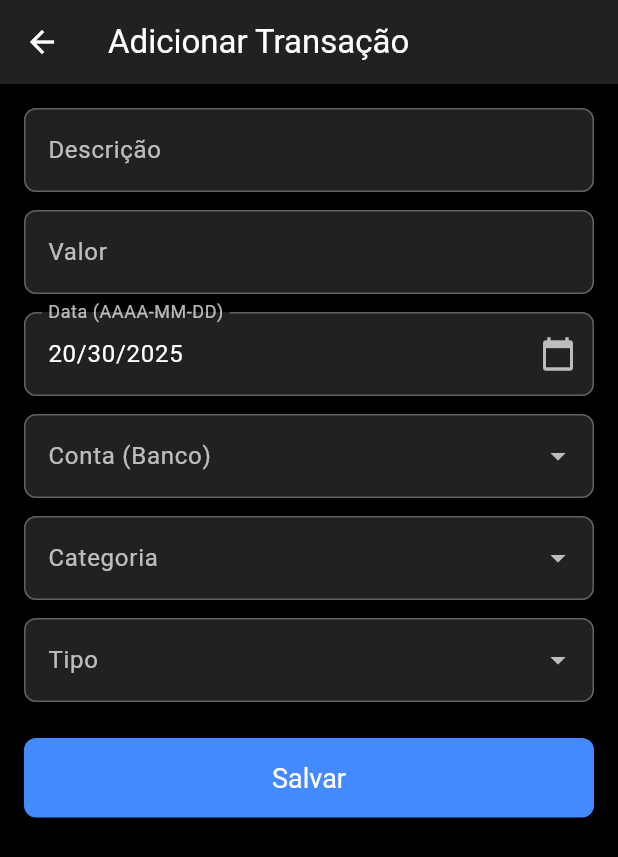
After one commit to FelipeFPicasso/CCC_LabEngSoft_Felipe_Nicolas_FrontAppGerenciamentoFinanceiro, a Flutter app: the TransacaoPage screen opened directly, after a tap on the "add" icon, on a phone screen of 412 x 824 dp. The commit adds this screen. Shown: the top 857 px of the screen. Run offline on Flutter 3.47's test engine with Material 3 defaults, Android fonts, the phone set to English and light mode, and no system bars; our stand-ins replace jwt_decoder, shared_preferences; accounts and stored records are empty; network calls fail.

Commit message:
commit_insercao_pagina_transacao_e_adicionar_transacao
Comitando a insercao das paginas de transacao e adicionar trancacao onde a pagina transacao lista todas as transacoes feitas pelo usuario logado e a pagina adicionar transacado ira ter todos os campos para preencher e adicionar uma nova transacao.

```diff
--- a/lib/main.dart
+++ b/lib/main.dart
@@ -1,4 +1,5 @@
 import 'package:flutter/material.dart';
+import 'package:untitled/pages/adicionar_transacao_page.dart';
 import 'pages/cadastro_page.dart';
 import 'pages/login_page.dart';
 import 'pages/recuperar_senha_page.dart';
@@ -21,6 +22,7 @@ class MyApp extends StatelessWidget {
         '/recuperar-senha': (context) => RecuperarSenhaPage(),
         '/cartoes': (context) => CartaoPage(),
         '/contas': (context) => ContasPage(),
+        '/adicionar_transacao': (context) => AdicionarTransacaoPage(),
       },
     );
   }
--- /dev/null
+++ b/lib/pages/adicionar_transacao_page.dart
@@ -0,0 +1,340 @@
+import 'package:flutter/material.dart';
+import 'package:intl/intl.dart';
+import 'package:http/http.dart' as http;
+import 'package:untitled/services/auth_services.dart';
+import 'dart:convert';
+
+class AdicionarTransacaoPage extends StatefulWidget {
+  @override
+  _AdicionarTransacaoPageState createState() => _AdicionarTransacaoPageState();
+}
+
+class _AdicionarTransacaoPageState extends State<AdicionarTransacaoPage> {
+  final _formKey = GlobalKey<FormState>();
+
+  final TextEditingController _descricaoController = TextEditingController();
+  final TextEditingController _valorController = TextEditingController();
+  final TextEditingController _dataController = TextEditingController();
+
+  String? _selectedBanco;
+  int? _selectedCategoriaId;
+  int? _selectedTipoId;
+
+  List<String> bancos = [];
+  List<Map<String, dynamic>> categorias = [];
+  List<Map<String, dynamic>> tipos = [];
+
+  @override
+  void initState() {
+    super.initState();
+    _dataController.text = DateFormat('dd/mm/yyyy').format(DateTime.now());
+    _fetchBancos();
+    _fetchCategorias();
+    _fetchTipos();
+  }
+
+  Future<void> _fetchBancos() async {
+    try {
+      final token = await AuthService.obterToken();
+
+      final response = await http.get(
+        Uri.parse('http://localhost:8000/contas/usuario'),
+        headers: {
+          'Authorization': '$token',
+          'Content-Type': 'application/json',
+        },
+      );
+
+      if (response.statusCode == 200) {
+        final List<dynamic> lista = jsonDecode(response.body)['contas'];
+        setState(() {
+          bancos = lista.map((e) => e['nome_banco'] as String).toList();
+          if (bancos.isNotEmpty) _selectedBanco = bancos[0];
+        });
+      } else {
+        print('Erro ao buscar contas: ${response.statusCode}');
+      }
+    } catch (e) {
+      print('Erro ao buscar contas: $e');
+    }
+  }
+
+  Future<void> _fetchCategorias() async {
+    try {
+      final token = await AuthService.obterToken();
+
+      final response = await http.get(
+        Uri.parse('http://localhost:8000/categorias-transacao'),
+        headers: {
+          'Authorization': '$token',
+          'Content-Type': 'application/json',
+        },
+      );
+
+      if (response.statusCode == 200) {
+        final List<dynamic> lista = jsonDecode(response.body);
+        setState(() {
+          categorias = lista
+              .map((e) => {'id': e['id'] as int, 'nome': e['nome'] as String})
+              .toList();
+
+          if (categorias.isNotEmpty) _selectedCategoriaId = categorias[0]['id'];
+        });
+      } else {
+        print('Erro ao buscar categorias: ${response.statusCode}');
+      }
+    } catch (e) {
+      print('Erro ao buscar categorias: $e');
+    }
+  }
+
+  Future<void> _fetchTipos() async {
+    try {
+      final token = await AuthService.obterToken();
+
+      final response = await http.get(
+        Uri.parse('http://localhost:8000/tipos-transacao'),
+        headers: {
+          'Authorization': '$token',
+          'Content-Type': 'application/json',
+        },
+      );
+
+      if (response.statusCode == 200) {
+        final List<dynamic> lista = jsonDecode(response.body);
+        setState(() {
+          tipos = lista
+              .map((e) => {'id': e['id'] as int, 'nome': e['nome'] as String})
+              .toList();
+
+          if (tipos.isNotEmpty) _selectedTipoId = tipos[0]['id'];
+        });
+      } else {
+        print('Erro ao buscar tipos: ${response.statusCode}');
+      }
+    } catch (e) {
+      print('Erro ao buscar tipos: $e');
+    }
+  }
+
+  Future<void> _submit() async {
+    if (!_formKey.currentState!.validate()) return;
+
+    try {
+      final token = await AuthService.obterToken();
+
+      final data = {
+        'descricao': _descricaoController.text.trim(),
+        'valor': double.tryParse(_valorController.text.trim()),
+        'data': _dataController.text.trim(),
+        'nome_banco': _selectedBanco,
+        'nome_categoria':
+        categorias.firstWhere((c) => c['id'] == _selectedCategoriaId)['nome'],
+        'nome_tipo': tipos.firstWhere((t) => t['id'] == _selectedTipoId)['nome'],
+      };
+
+      final response = await http.post(
+        Uri.parse('http://localhost:8000/transacao'),
+        headers: {
+          'Content-Type': 'application/json',
+          'Authorization': '$token',
+        },
+        body: jsonEncode(data),
+      );
+
+      if (response.statusCode == 201) {
+        ScaffoldMessenger.of(context).showSnackBar(
+          SnackBar(content: Text('Transação criada com sucesso!')),
+        );
+        Navigator.pop(context);
+      } else {
+        final body = jsonDecode(response.body);
+        final errorMsg = body['erro'] ?? 'Erro desconhecido';
+        ScaffoldMessenger.of(context).showSnackBar(
+          SnackBar(content: Text('Erro: $errorMsg')),
+        );
+      }
+    } catch (e) {
+      ScaffoldMessenger.of(context).showSnackBar(
+        SnackBar(content: Text('Erro de rede ou servidor: $e')),
+      );
+    }
+  }
+
+  @override
+  Widget build(BuildContext context) {
+    final inputDecoration = InputDecoration(
+      filled: true,
+      fillColor: Colors.grey[900],
+      labelStyle: TextStyle(color: Colors.white70),
+      border: OutlineInputBorder(borderRadius: BorderRadius.circular(8)),
+      enabledBorder: OutlineInputBorder(
+          borderSide: BorderSide(color: Colors.grey.shade700, width: 1),
+          borderRadius: BorderRadius.circular(8)),
+      focusedBorder: OutlineInputBorder(
+          borderSide: BorderSide(color: Colors.blueAccent, width: 2),
+          borderRadius: BorderRadius.circular(8)),
+      errorBorder: OutlineInputBorder(
+          borderSide: BorderSide(color: Colors.red.shade700, width: 2),
+          borderRadius: BorderRadius.circular(8)),
+      focusedErrorBorder: OutlineInputBorder(
+          borderSide: BorderSide(color: Colors.redAccent, width: 2),
+          borderRadius: BorderRadius.circular(8)),
+    );
+
+    return Scaffold(
+      backgroundColor: Colors.black,
+      appBar: AppBar(
+        backgroundColor: Colors.grey[900],
+        leading: IconButton(
+          icon: Icon(Icons.arrow_back, color: Colors.white),
+          onPressed: () {
+            Navigator.pop(context);
+          },
+        ),
+        title: Text(
+          'Adicionar Transação',
+          style: TextStyle(color: Colors.white),
+        ),
+      ),
+      body: Padding(
+        padding: EdgeInsets.all(16),
+        child: Form(
+          key: _formKey,
+          child: ListView(
+            children: [
+              TextFormField(
+                controller: _descricaoController,
+                decoration: inputDecoration.copyWith(labelText: 'Descrição'),
+                style: TextStyle(color: Colors.white),
+                validator: (value) =>
+                value == null || value.trim().isEmpty
+                    ? 'Informe a descrição'
+                    : null,
+              ),
+              SizedBox(height: 12),
+              TextFormField(
+                controller: _valorController,
+                keyboardType:
+                TextInputType.numberWithOptions(decimal: true),
+                decoration: inputDecoration.copyWith(labelText: 'Valor'),
+                style: TextStyle(color: Colors.white),
+                validator: (value) {
+                  if (value == null || value.trim().isEmpty) {
+                    return 'Informe o valor';
+                  }
+                  if (double.tryParse(value.trim()) == null) {
+                    return 'Valor inválido';
+                  }
+                  return null;
+                },
+              ),
+              SizedBox(height: 12),
+              TextFormField(
+                controller: _dataController,
+                decoration: inputDecoration.copyWith(
+                  labelText: 'Data (AAAA-MM-DD)',
+                  suffixIcon: IconButton(
+                    icon: Icon(Icons.calendar_today, color: Colors.white70),
+                    onPressed: () async {
+                      DateTime? picked = await showDatePicker(
+                        context: context,
+                        initialDate:
+                        DateTime.tryParse(_dataController.text) ??
+                            DateTime.now(),
+                        firstDate: DateTime(2000),
+                        lastDate: DateTime(2100),
+                        builder: (context, child) {
+                          return Theme(
+                            data: ThemeData.dark().copyWith(
+                              colorScheme: ColorScheme.dark(
+                                primary: Colors.blueAccent,
+                                onPrimary: Colors.white,
+                                surface: Colors.grey[900]!,
+                                onSurface: Colors.white70,
+                              ),
+                              dialogBackgroundColor: Colors.grey[850],
+                            ),
+                            child: child!,
+                          );
+                        },
+                      );
+                      if (picked != null) {
+                        _dataController.text =
+                            DateFormat('yyyy-MM-dd').format(picked);
+                      }
+                    },
+                  ),
+                ),
+                style: TextStyle(color: Colors.white),
+                validator: (value) =>
+                value == null || value.isEmpty ? 'Informe a data' : null,
+              ),
+              SizedBox(height: 12),
+              DropdownButtonFormField<String>(
+                value: _selectedBanco,
+                decoration: inputDecoration.copyWith(labelText: 'Conta (Banco)'),
+                dropdownColor: Colors.grey[900],
+                style: TextStyle(color: Colors.white),
+                items: bancos
+                    .map((banco) => DropdownMenuItem(
+                  value: banco,
+                  child: Text(banco),
+                ))
+                    .toList(),
+                onChanged: (val) => setState(() => _selectedBanco = val),
+                validator: (value) =>
+                value == null ? 'Selecione uma conta' : null,
+              ),
+              SizedBox(height: 12),
+              DropdownButtonFormField<int>(
+                value: _selectedCategoriaId,
+                decoration: inputDecoration.copyWith(labelText: 'Categoria'),
+                dropdownColor: Colors.grey[900],
+                style: TextStyle(color: Colors.white),
+                items: categorias
+                    .map((cat) => DropdownMenuItem(
+                  value: cat['id'] as int,
+                  child: Text(cat['nome'] as String),
+                ))
+                    .toList(),
+                onChanged: (val) => setState(() => _selectedCategoriaId = val),
+                validator: (value) =>
+                value == null ? 'Selecione uma categoria' : null,
+              ),
+              SizedBox(height: 12),
+              DropdownButtonFormField<int>(
+                value: _selectedTipoId,
+                decoration: inputDecoration.copyWith(labelText: 'Tipo'),
+                dropdownColor: Colors.grey[900],
+                style: TextStyle(color: Colors.white),
+                items: tipos
+                    .map((tipo) => DropdownMenuItem(
+                  value: tipo['id'] as int,
+                  child: Text(tipo['nome'] as String),
+                ))
+                    .toList(),
+                onChanged: (val) => setState(() => _selectedTipoId = val),
+                validator: (value) => value == null ? 'Selecione um tipo' : null,
+              ),
+              SizedBox(height: 24),
+              ElevatedButton(
+                onPressed: _submit,
+                style: ElevatedButton.styleFrom(
+                  backgroundColor: Colors.blueAccent,
+                  foregroundColor: Colors.white, // texto branco
+                  padding: EdgeInsets.symmetric(vertical: 16),
+                  shape: RoundedRectangleBorder(
+                    borderRadius: BorderRadius.circular(8),
+                  ),
+                  textStyle: TextStyle(fontSize: 18),
+                ),
+                child: Text('Salvar'),
+              ),
+            ],
+          ),
+        ),
+      ),
+    );
+  }
+}
--- /dev/null
+++ b/lib/pages/transacao_page.dart
@@ -0,0 +1,146 @@
+import 'dart:convert';
+import 'package:flutter/material.dart';
+import 'package:untitled/pages/adicionar_transacao_page.dart';
+import '../services/auth_services.dart';
+import 'package:http/http.dart' as http;
+
+class TransacaoPage extends StatefulWidget {
+  static const String baseUrl = 'http://localhost:8000';
+  @override
+  _TransacaoPageState createState() => _TransacaoPageState();
+}
+
+class _TransacaoPageState extends State<TransacaoPage> {
+  bool _loading = true;
+  List<dynamic> _transacoes = [];
+  String? _erro;
+
+  @override
+  void initState() {
+    super.initState();
+    _carregarTransacoes();
+  }
+
+  Future<void> _carregarTransacoes() async {
+    setState(() {
+      _loading = true;
+      _erro = null;
+    });
+
+    try {
+      final token = await AuthService.obterToken();
+      if (token == null) {
+        setState(() {
+          _erro = 'Usuário não autenticado.';
+          _loading = false;
+        });
+        return;
+      }
+
+      final response = await http.get(
+        Uri.parse('http://localhost:8000/transacao/usuario'),
+        headers: {
+          'Authorization': '$token',
+          'Content-Type': 'application/json',
+        },
+      );
+
+      if (response.statusCode == 200) {
+        final jsonResponse = jsonDecode(response.body);
+        setState(() {
+          _transacoes = jsonResponse['transacoes'];
+          _loading = false;
+        });
+      } else if (response.statusCode == 404) {
+        setState(() {
+          _transacoes = [];
+          _loading = false;
+        });
+      } else if (response.statusCode == 401) {
+        setState(() {
+          _erro = 'Sessão expirada. Faça login novamente.';
+          _loading = false;
+        });
+      } else {
+        setState(() {
+          _erro = 'Erro ao carregar transações: ${response.body}';
+          _loading = false;
+        });
+      }
+    } catch (e) {
+      setState(() {
+        _erro = 'Erro ao conectar ao servidor: $e';
+        _loading = false;
+      });
+    }
+  }
+
+  Widget _buildLista() {
+    if (_transacoes.isEmpty) {
+      return Center(
+          child: Text(
+            'Nenhuma transação encontrada.',
+            style: TextStyle(color: Colors.white70),
+          ));
+    }
+    return ListView.separated(
+      itemCount: _transacoes.length,
+      separatorBuilder: (_, __) => Divider(color: Colors.grey[700]),
+      itemBuilder: (context, index) {
+        final transacao = _transacoes[index];
+        return ListTile(
+          title: Text(
+            transacao['descricao'] ?? 'Sem descrição',
+            style: TextStyle(color: Colors.white),
+          ),
+          subtitle: Text(
+            'Valor: R\$ ${transacao['valor'].toString()}',
+            style: TextStyle(color: Colors.white70),
+          ),
+          trailing: Text(
+            transacao['data'] ?? '',
+            style: TextStyle(color: Colors.white54),
+          ),
+        );
+      },
+    );
+  }
+
+  @override
+  Widget build(BuildContext context) {
+    return Scaffold(
+      backgroundColor: Colors.black, // fundo preto
+      appBar: AppBar(
+        backgroundColor: Colors.grey[900], // cinza escuro
+        title: Text(
+          'Transações',
+          style: TextStyle(color: Colors.white),
+        ),
+        iconTheme: IconThemeData(color: Colors.white), // ícones brancos
+      ),
+      body: _loading
+          ? Center(child: CircularProgressIndicator(color: Colors.blueAccent))
+          : _erro != null
+          ? Center(
+          child: Text(
+            _erro!,
+            style: TextStyle(color: Colors.redAccent),
+            textAlign: TextAlign.center,
+          ))
+          : _buildLista(),
+      floatingActionButton: FloatingActionButton(
+        backgroundColor: Colors.blueAccent,
+        child: Icon(Icons.add, color: Colors.white),
+        onPressed: () async {
+          final resultado = await Navigator.push(
+            context,
+            MaterialPageRoute(builder: (context) => AdicionarTransacaoPage()),
+          );
+          if (resultado != null) {
+            _carregarTransacoes();
+          }
+        },
+      ),
+    );
+  }
+}
--- a/lib/services/api_service.dart
+++ b/lib/services/api_service.dart
@@ -97,7 +97,7 @@ class ApiService {
   }
 
   static Future<List<Map<String, dynamic>>> listarContasUsuario(String token, String userId) async {
-    final url = Uri.parse('$baseUrl/conta/usuario/$userId');
+    final url = Uri.parse('$baseUrl/contas/usuario');
 
     final response = await http.get(
       url,
```
Also changed, not shown: lib/pages/conta_page.dart (+8 -14 lines), lib/pages/menu_page.dart (+33 -11 lines).
